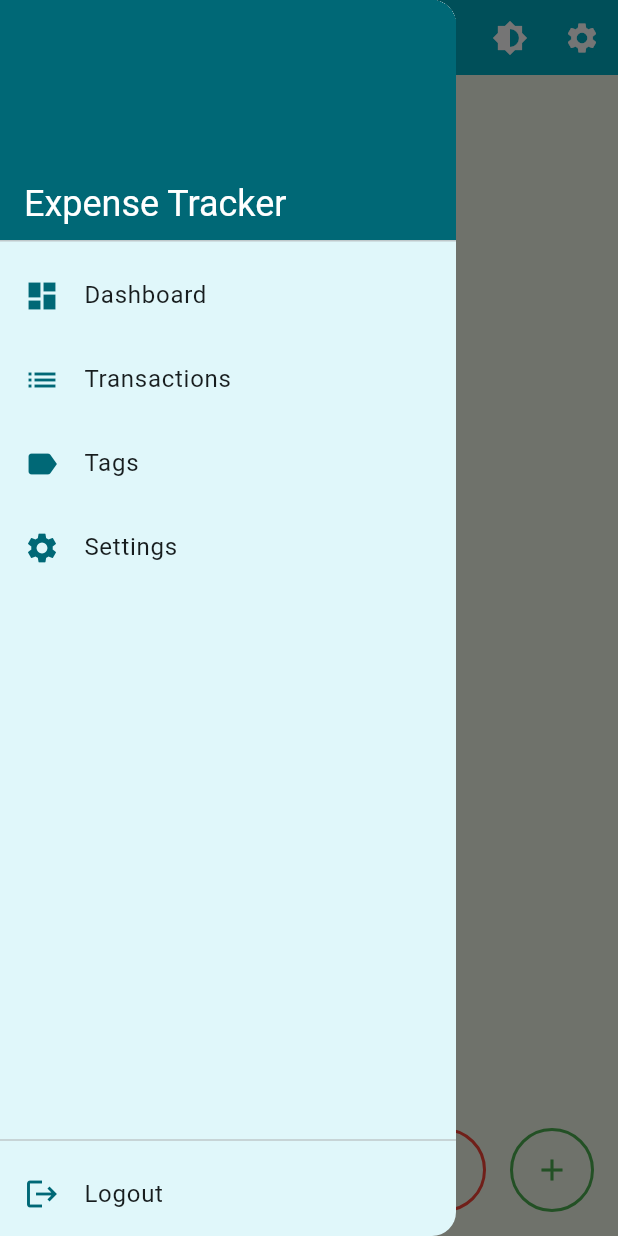
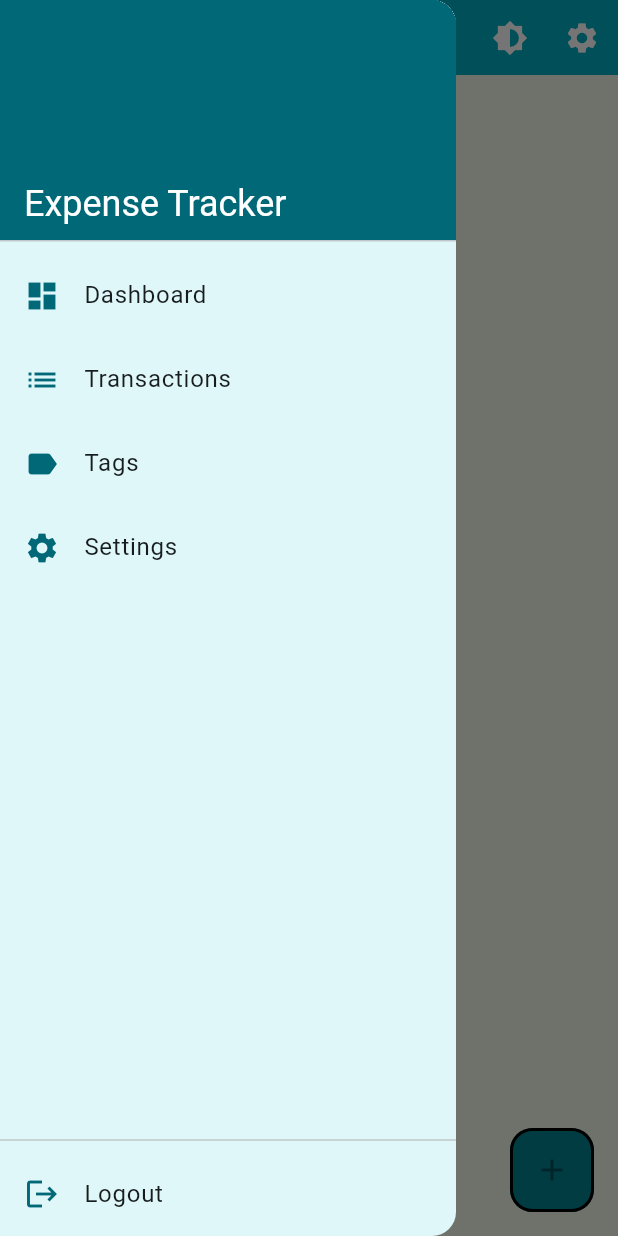
Before and after one commit to KaushikBalaji/expense_track, a Flutter app: the TransactionsPage screen opened directly, with the side drawer open, on a phone screen of 412 x 824 dp. Run offline on Flutter 3.47's test engine with Material 3 defaults, Android fonts, the phone set to English and light mode, and no system bars; our stand-ins replace hive, hive_flutter; accounts and stored records are empty; statements that could not run were skipped.

Commit message:
UI updates

```diff
--- a/lib/pages/transactions_page.dart
+++ b/lib/pages/transactions_page.dart
@@ -5,7 +5,6 @@ import '../widgets/CustomAppbar.dart';
 import '../widgets/CustomSidebar.dart';
 import '../widgets/AddExpensesDialog.dart';
 import '../widgets/entry_list.dart';
-import '../widgets/transactions_overlay.dart';
 import '../widgets/transactions_details.dart';
 
 class TransactionsPage extends StatefulWidget {
@@ -16,38 +15,15 @@ class TransactionsPage extends StatefulWidget {
   State<TransactionsPage> createState() => _TransactionsPageState();
 }
 
-class _TransactionsPageState extends State<TransactionsPage>
-    with SingleTickerProviderStateMixin {
+class _TransactionsPageState extends State<TransactionsPage> {
   List<Entry> _entries = [];
   Entry? _selectedEntry;
-  bool _showOverlay = false;
-  late AnimationController _animationController;
-  late Animation<Offset> _slideAnimation;
+  bool _isPanelVisible = false;
 
   @override
   void initState() {
     super.initState();
     _loadEntries();
-
-    _animationController = AnimationController(
-      vsync: this,
-      duration: const Duration(milliseconds: 300),
-    );
-    _slideAnimation = Tween<Offset>(
-      begin: const Offset(1.0, 0.0),
-      end: Offset.zero,
-    ).animate(
-      CurvedAnimation(
-        parent: _animationController,
-        curve: Curves.easeInOut,
-      ),
-    );
-  }
-
-  @override
-  void dispose() {
-    _animationController.dispose();
-    super.dispose();
   }
 
   void _loadEntries() async {
@@ -57,11 +33,11 @@ class _TransactionsPageState extends State<TransactionsPage>
     });
   }
 
-  void _openAddDialog(BuildContext context, EntryType type) {
+  void _openAddDialog(BuildContext context) {
     showDialog(
       context: context,
       builder: (ctx) => AddExpenseDialog(
-        onAdd: (title, amount, tag, date) async {
+        onAdd: (title, amount, tag, date, type) async {
           final entry = Entry(
             title: title,
             amount: amount,
@@ -88,17 +64,14 @@ class _TransactionsPageState extends State<TransactionsPage>
   void _openTransactionDetails(Entry entry) {
     setState(() {
       _selectedEntry = entry;
-      _showOverlay = true;
+      _isPanelVisible = true;
     });
-    _animationController.forward();
   }
 
   void _closeTransactionDetails() {
-    _animationController.reverse().then((_) {
-      setState(() {
-        _selectedEntry = null;
-        _showOverlay = false;
-      });
+    setState(() {
+      _selectedEntry = null;
+      _isPanelVisible = false;
     });
   }
 
@@ -125,7 +98,7 @@ class _TransactionsPageState extends State<TransactionsPage>
                       IconButton(
                         icon: const Icon(Icons.settings),
                         onPressed: () {
-                          // settings logic
+                          // Add settings logic
                         },
                       ),
                     ],
@@ -141,47 +114,42 @@ class _TransactionsPageState extends State<TransactionsPage>
                   ),
                 ],
               ),
-              if (_showOverlay && _selectedEntry != null)
-                TransactionDetailsOverlay(
-                  entry: _selectedEntry!,
-                  onClose: _closeTransactionDetails,
-                  slideAnimation: _slideAnimation,
-                ),
+              // Side panel (flat design for PC)
+              _selectedEntry != null
+                  ? AnimatedPositioned(
+                duration: const Duration(milliseconds: 300),
+                curve: Curves.easeInOut,
+                right: _isPanelVisible ? 0 : -400,
+                top: 0,
+                bottom: 0,
+
+                    child: TransactionDetailsPanel(
+                      entry: _selectedEntry!,
+                      onClose: _closeTransactionDetails,
+                    ),
+
+              )
+                  : const SizedBox.shrink(),
             ],
           );
         },
       ),
+
       floatingActionButton: Row(
         mainAxisAlignment: MainAxisAlignment.end,
         children: [
           FloatingActionButton(
-            heroTag: 'expenseBtn',
             onPressed: () {
-              _openAddDialog(context, EntryType.expense);
+              _openAddDialog(context);
             },
             shape: RoundedRectangleBorder(
-              side: const BorderSide(color: Colors.red, width: 2),
-              borderRadius: BorderRadius.circular(100),
+              side: const BorderSide(width: 2),
+              borderRadius: BorderRadius.circular(15),
             ),
-            backgroundColor: Colors.transparent,
-            tooltip: 'Add Expense',
+            //backgroundColor: Colors.transparent,
+            tooltip: 'Add Entry',
             elevation: 0,
-            child: const Icon(Icons.remove, color: Colors.red),
-          ),
-          const SizedBox(width: 16),
-          FloatingActionButton(
-            heroTag: 'incomeBtn',
-            onPressed: () {
-              _openAddDialog(context, EntryType.income);
-            },
-            shape: RoundedRectangleBorder(
-              side: const BorderSide(color: Colors.green, width: 2),
-              borderRadius: BorderRadius.circular(100),
-            ),
-            backgroundColor: Colors.transparent,
-            tooltip: 'Add Income',
-            elevation: 0,
-            child: const Icon(Icons.add, color: Colors.green),
+            child: const Icon(Icons.add),
           ),
         ],
       ),
```
Also changed, not shown: lib/widgets/sidepanel/mobile_right_panel.dart (added, +67 -0 lines), lib/widgets/sidepanel/windows_right_panel.dart (added, +88 -0 lines), lib/widgets/transactions_details.dart (+76 -83 lines).
